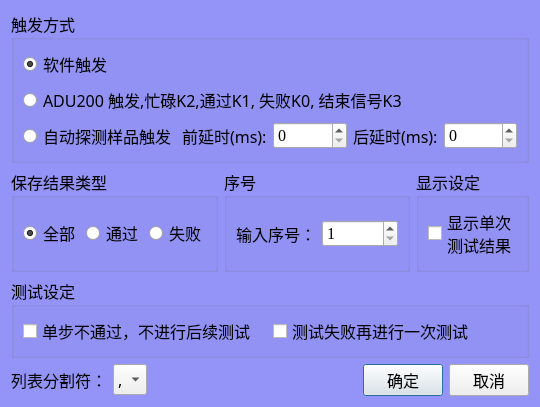
Qt form MeterMode/clsMeterModeSettings.ui (caicaiking/WKEFactoryView2014) before a commit.
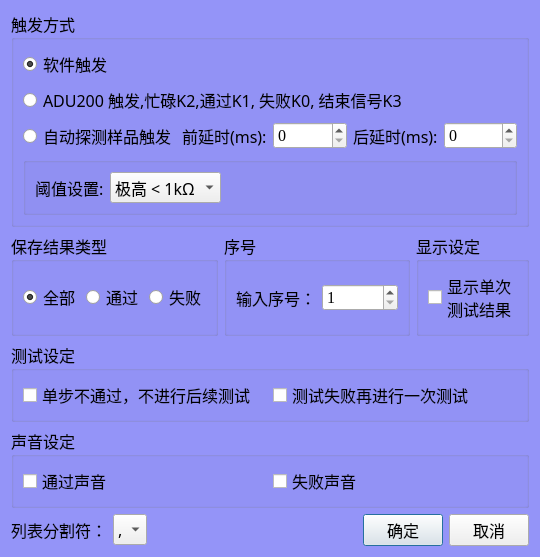
The same form after that commit.

Commit message: 增加了声音报警的功能和自动探测阈值

Diff of the .ui file:
```diff
--- a/MeterMode/clsMeterModeSettings.ui
+++ b/MeterMode/clsMeterModeSettings.ui
@@ -6,8 +6,8 @@
    <rect>
     <x>0</x>
     <y>0</y>
-    <width>519</width>
-    <height>315</height>
+    <width>524</width>
+    <height>425</height>
    </rect>
   </property>
   <property name="font">
@@ -137,6 +137,71 @@
         </item>
        </layout>
       </item>
+      <item>
+       <widget class="QGroupBox" name="groupBox_7">
+        <property name="title">
+         <string/>
+        </property>
+        <layout class="QHBoxLayout" name="horizontalLayout_9">
+         <item>
+          <widget class="QLabel" name="label_5">
+           <property name="font">
+            <font>
+             <family>楷体</family>
+             <pointsize>12</pointsize>
+            </font>
+           </property>
+           <property name="text">
+            <string>阈值设置:</string>
+           </property>
+          </widget>
+         </item>
+         <item>
+          <widget class="QComboBox" name="cmbThreshold">
+           <property name="font">
+            <font>
+             <family>楷体</family>
+             <pointsize>12</pointsize>
+            </font>
+           </property>
+           <item>
+            <property name="text">
+             <string>极高 &lt; 1kΩ</string>
+            </property>
+           </item>
+           <item>
+            <property name="text">
+             <string>高 &lt; 10kΩ</string>
+            </property>
+           </item>
+           <item>
+            <property name="text">
+             <string>中 &lt; 100kΩ</string>
+            </property>
+           </item>
+           <item>
+            <property name="text">
+             <string>低 &lt; 2MΩ</string>
+            </property>
+           </item>
+          </widget>
+         </item>
+         <item>
+          <spacer name="horizontalSpacer_2">
+           <property name="orientation">
+            <enum>Qt::Horizontal</enum>
+           </property>
+           <property name="sizeHint" stdset="0">
+            <size>
+             <width>40</width>
+             <height>20</height>
+            </size>
+           </property>
+          </spacer>
+         </item>
+        </layout>
+       </widget>
+      </item>
      </layout>
     </widget>
    </item>
@@ -319,6 +384,47 @@
      </layout>
     </widget>
    </item>
+   <item>
+    <widget class="QGroupBox" name="groupBox_6">
+     <property name="font">
+      <font>
+       <family>楷体</family>
+       <pointsize>12</pointsize>
+      </font>
+     </property>
+     <property name="title">
+      <string>声音设定</string>
+     </property>
+     <layout class="QHBoxLayout" name="horizontalLayout_8">
+      <item>
+       <widget class="QCheckBox" name="chkSoundPass">
+        <property name="font">
+         <font>
+          <family>楷体</family>
+          <pointsize>12</pointsize>
+         </font>
+        </property>
+        <property name="text">
+         <string>通过声音</string>
+        </property>
+       </widget>
+      </item>
+      <item>
+       <widget class="QCheckBox" name="chkSoundFail">
+        <property name="font">
+         <font>
+          <family>楷体</family>
+          <pointsize>12</pointsize>
+         </font>
+        </property>
+        <property name="text">
+         <string>失败声音</string>
+        </property>
+       </widget>
+      </item>
+     </layout>
+    </widget>
+   </item>
    <item>
     <layout class="QHBoxLayout" name="horizontalLayout_3">
      <item>
```
Left out of the diff: 24 changed lines with no effect on the pictures. The commit also changes 2507 other files.
